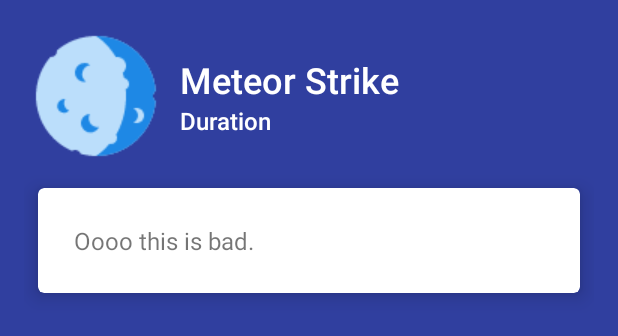
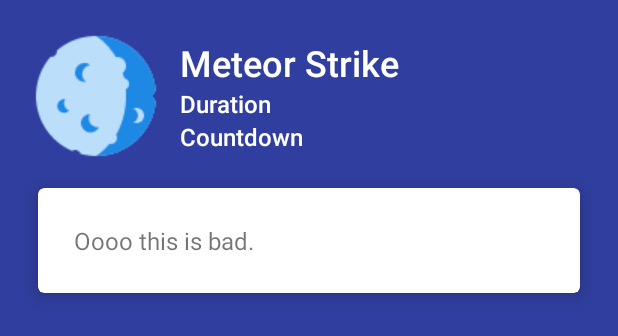
Before and after one commit to icechen1/SkyNow, an Android app: the layout fragment_event.xml on its own in the app's theme, with its tools: preview values and no code run, on a phone screen of 412 x 824 dp. Shown: the top 336 px of the screen. Run offline under Robolectric (Android 15) with nearby library versions, the phone set to English and light mode, and no system bars.

Commit message:
Countdown timer

```diff
--- a/app/build.gradle
+++ b/app/build.gradle
@@ -46,4 +46,5 @@ dependencies {
     compile 'com.jakewharton:butterknife:7.0.1'
     compile 'com.android.support:cardview-v7:23.2.+'
     compile 'com.android.support:recyclerview-v7:23.2.+'
+    compile 'com.github.mfornos:humanize-slim:1.2.2'
 }
--- a/app/src/main/java/com/yuchenhou/skynow/data/EventData.java
+++ b/app/src/main/java/com/yuchenhou/skynow/data/EventData.java
@@ -48,6 +48,6 @@ public class EventData {
     }
 
     public Observable<Event> getLatestEvent() {
-        return Observable.just(mParsedEvents[0]);
+        return Observable.just(mParsedEvents[9]);
     }
 }
--- a/app/src/main/java/com/yuchenhou/skynow/presenter/ViewEventPresenter.java
+++ b/app/src/main/java/com/yuchenhou/skynow/presenter/ViewEventPresenter.java
@@ -27,6 +27,7 @@ public class ViewEventPresenter extends RxPresenter<ViewEventFragment> {
                         .subscribeOn(Schedulers.newThread()),
                 ViewEventFragment::setEvent,
                 (fragment, throwable) -> fragment.setEvent(null));
+
     }
 
     public void requestEvent() {
--- a/app/src/main/res/layout/fragment_event.xml
+++ b/app/src/main/res/layout/fragment_event.xml
@@ -31,10 +31,11 @@
                 <LinearLayout
                     android:orientation="vertical"
                     android:layout_width="match_parent"
-                    android:layout_height="match_parent"
+                    android:layout_height="wrap_content"
                     android:paddingLeft="8dp"
                     android:paddingStart="8dp"
-                    android:gravity="center_vertical">
+                    android:gravity="center_vertical"
+                    android:layout_gravity="center_vertical">
 
                     <TextView
                         android:fontFamily="sans-serif-medium"
@@ -55,6 +56,15 @@
                         android:layout_width="wrap_content"
                         android:layout_height="wrap_content"
                         android:id="@+id/duration" />
+
+                    <TextView
+                        tools:text="Countdown"
+                        android:fontFamily="sans-serif-medium"
+                        android:textSize="16sp"
+                        android:textColor="@color/white"
+                        android:layout_width="wrap_content"
+                        android:layout_height="wrap_content"
+                        android:id="@+id/countdown" />
                 </LinearLayout>
 
             </LinearLayout>
--- a/app/src/main/res/values/strings.xml
+++ b/app/src/main/res/values/strings.xml
@@ -1,4 +1,5 @@
 <resources>
     <string name="app_name">SkyNow</string>
     <string name="action_settings">Settings</string>
+    <string name="happening_now">Happening now!</string>
 </resources>
```
Also changed, not shown: app/src/main/java/com/yuchenhou/skynow/fragment/ViewEventFragment.java (+28 -0 lines), app/src/main/java/com/yuchenhou/skynow/utils/TimeUtil.java (added, +33 -0 lines).
